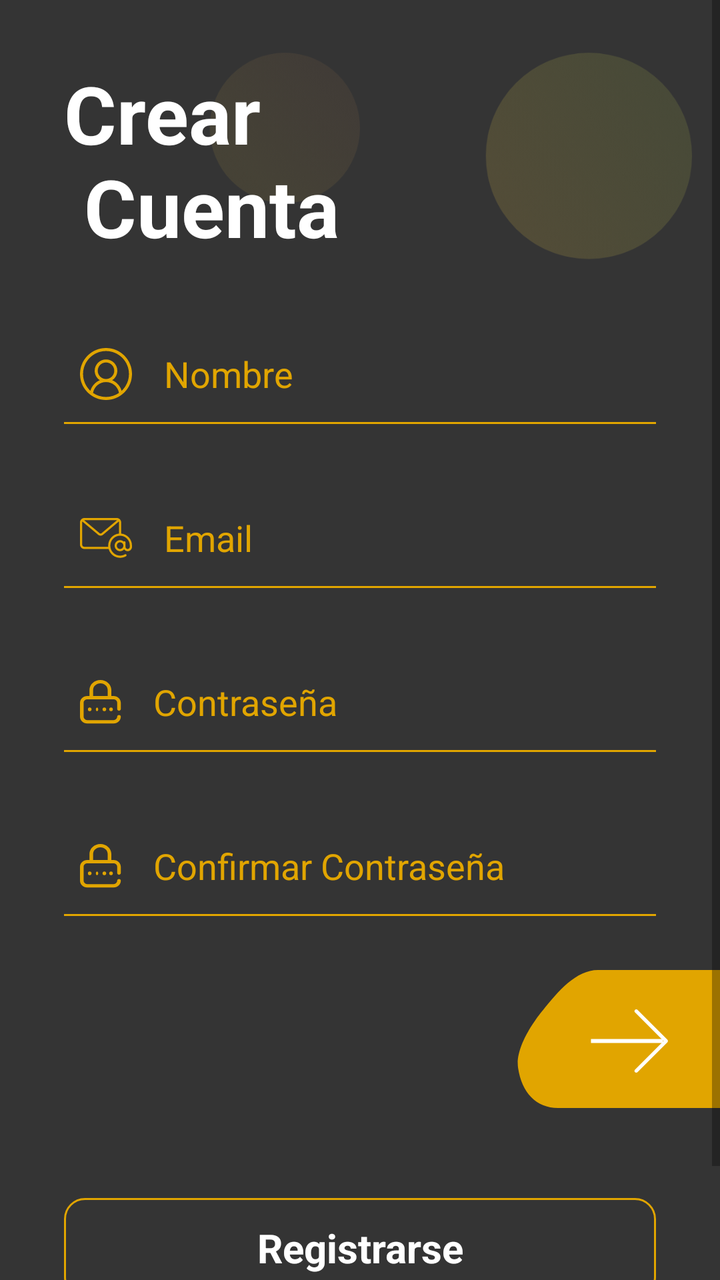
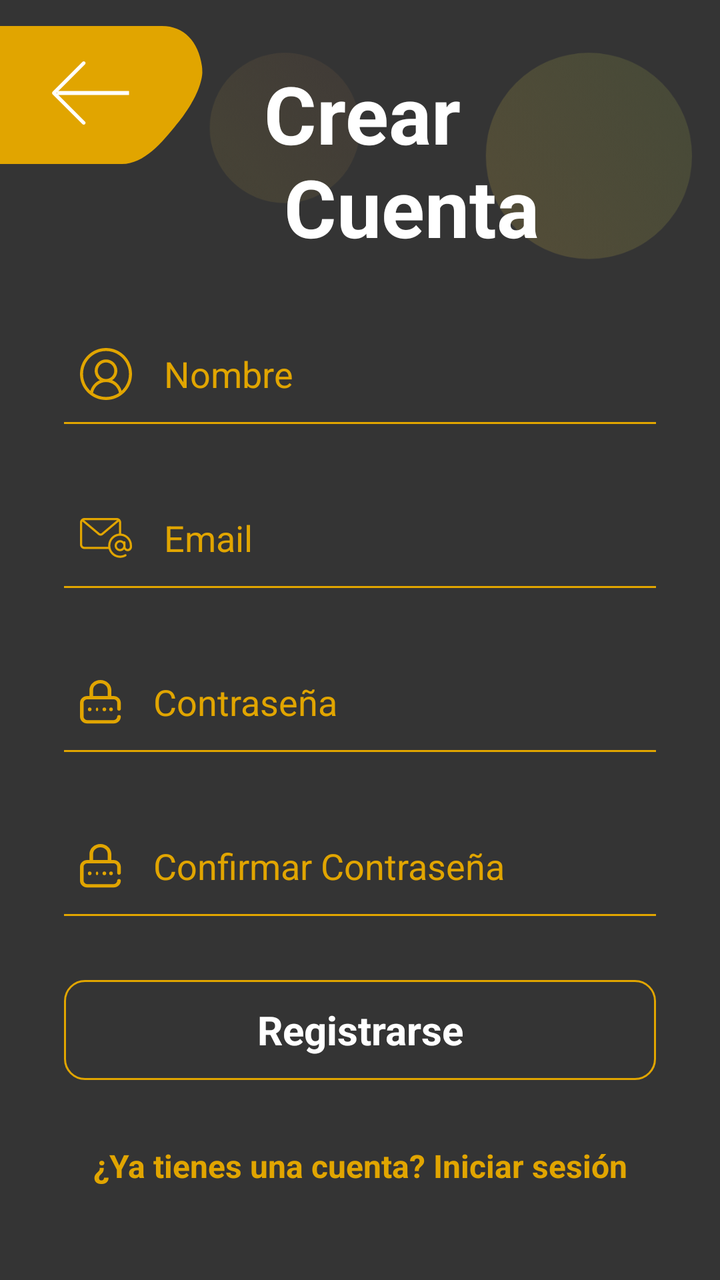

Compare the two renders of this Android layout. The source of the first and the diff that turns it into the second are given below.
<!-- AndroidManifest.xml: application theme Theme.CERVERICA -->
<!-- res/layout/activity_registro.xml -->
<?xml version="1.0" encoding="utf-8"?>
<androidx.constraintlayout.widget.ConstraintLayout xmlns:android="http://schemas.android.com/apk/res/android"
    xmlns:app="http://schemas.android.com/apk/res-auto"
    xmlns:tools="http://schemas.android.com/tools"
    android:layout_width="match_parent"
    android:layout_height="match_parent"
    android:background="#343434"
    android:orientation="vertical">

    <ImageView
        android:id="@+id/imageView2"
        android:layout_width="wrap_content"
        android:layout_height="wrap_content"
        android:layout_marginTop="-100dp"
        app:layout_constraintEnd_toEndOf="parent"
        app:layout_constraintStart_toStartOf="parent"
        app:layout_constraintTop_toTopOf="parent"
        app:srcCompat="@drawable/top_background" />

    <ScrollView
        android:layout_width="match_parent"
        android:layout_height="match_parent">

        <LinearLayout
            android:layout_width="match_parent"
            android:layout_height="wrap_content"
            android:orientation="vertical" >

            <TextView
                android:id="@+id/textView2"
                android:layout_width="match_parent"
                android:layout_height="wrap_content"
                android:layout_marginStart="32dp"
                android:layout_marginTop="30dp"
                android:layout_marginBottom="0dp"
                android:text="Crear \n Cuenta"
                android:textColor="#ffffff"
                android:textSize="40dp"
                android:textStyle="bold" />
            <EditText
                android:id="@+id/full_name"
                android:layout_width="match_parent"
                android:layout_height="50dp"
                android:hint="Nombre"
                android:padding="8dp"
                android:drawablePadding="16dp"
                android:textColorHint="#E1A500"
                android:ems="10"
                android:textColor="#ffffff"
                android:inputType="textPersonName"
                android:layout_marginTop="32dp"
                android:drawableStart="@drawable/name"
                android:layout_marginStart="32dp"
                android:layout_marginEnd="32dp"
                android:background="@drawable/edittext_background"
                />
            <EditText
                android:id="@+id/email"
                android:layout_width="match_parent"
                android:layout_height="50dp"
                android:hint="Email"
                android:padding="8dp"
                android:drawablePadding="16dp"
                android:textColor="#ffffff"
                android:textColorHint="#E1A500"
                android:ems="10"
                android:inputType="textPersonName"
                android:layout_marginTop="32dp"
                android:drawableStart="@drawable/email"
                android:layout_marginStart="32dp"
                android:layout_marginEnd="32dp"
                android:background="@drawable/edittext_background"
                />
            <EditText
                android:id="@+id/password"
                android:layout_width="match_parent"
                android:layout_height="50dp"
                android:hint="Contraseña"
                android:padding="8dp"
                android:drawablePadding="16dp"
                android:textColor="#ffffff"
                android:textColorHint="#E1A500"
                android:ems="10"
                android:inputType="textPassword"
                android:layout_marginTop="32dp"
                android:drawableStart="@drawable/password"
                android:layout_marginStart="32dp"
                android:layout_marginEnd="32dp"
                android:background="@drawable/edittext_background"
                />
            <EditText
                android:id="@+id/confirm_password"
                android:layout_width="match_parent"
                android:layout_height="50dp"
                android:hint="Confirmar Contraseña"
                android:padding="8dp"
                android:drawablePadding="16dp"
                android:textColorHint="#E1A500"
                android:textColor="#ffffff"
                android:ems="10"
                android:inputType="textPassword"
                android:layout_marginTop="32dp"
                android:drawableStart="@drawable/password"
                android:layout_marginStart="32dp"
                android:layout_marginEnd="32dp"
                android:background="@drawable/edittext_background"
                />

            <ImageView
                android:id="@+id/back_button"
                android:layout_width="wrap_content"
                android:layout_height="wrap_content"
                android:layout_gravity="end"
                android:layout_marginTop="16dp"
                app:srcCompat="@drawable/btn_login" />

            <androidx.appcompat.widget.AppCompatButton
                android:id="@+id/register_button"
                style="@android:style/Widget.Button"
                android:layout_width="match_parent"
                android:layout_height="50dp"
                android:background="@drawable/background_btn_2"
                android:text="Registrarse"
                android:textColor="#ffffff"
                android:textSize="20sp"
                android:textStyle="bold"
                android:layout_margin="32dp"/>

            <TextView
                android:id="@+id/login_button"
                android:layout_width="match_parent"
                android:layout_height="wrap_content"
                android:layout_marginTop="0dp"
                android:text="¿Ya tienes una cuenta? Iniciar sesión"
                android:textAlignment="center"
                android:textColor="#E1A500"
                android:textSize="16dp"
                android:textStyle="bold" />
        </LinearLayout>
    </ScrollView>
</androidx.constraintlayout.widget.ConstraintLayout>
<!-- resources referenced by this layout -->
<resources>
  <!-- drawable background_btn_2 (drawable) -->
  <?xml version="1.0" encoding="utf-8"?>
  <selector xmlns:android="http://schemas.android.com/apk/res/android">
      <item>
          <shape android:shape="rectangle">
              <corners android:radius="10dp"/>
              <stroke android:color="#E1A500" android:width="1dp"/>
          </shape>
      </item>
  </selector>
  <!-- drawable btn_login: png bitmap (drawable-hdpi, 2838 bytes) -->
  <!-- drawable edittext_background (drawable) -->
  <?xml version="1.0" encoding="utf-8"?>
  <layer-list xmlns:android="http://schemas.android.com/apk/res/android">
  <item android:top="-3dp" android:bottom="-1dp" android:right="-3dp" android:left="-3dp">
  <shape>
      <stroke android:width="2dp" android:color="#E1A500"/>
  </shape>
  </item>
  </layer-list>
  <!-- drawable email: png bitmap (drawable-hdpi, 1018 bytes) -->
  <!-- drawable name: png bitmap (drawable-hdpi, 1369 bytes) -->
  <!-- drawable password: png bitmap (drawable-hdpi, 703 bytes) -->
  <!-- drawable top_background: png bitmap (drawable-hdpi, 35226 bytes) -->
  <style name="Theme.CERVERICA" parent="Base.Theme.CERVERICA" />
  <style name="Base.Theme.CERVERICA" parent="Theme.MaterialComponents.DayNight.NoActionBar">
          
          
      </style>
</resources>

<!-- the commit's change to res/layout/activity_registro.xml (unified diff, before → after) -->
@@ -17,6 +17,16 @@
         app:layout_constraintTop_toTopOf="parent"
         app:srcCompat="@drawable/top_background" />
 
+    <ImageView
+        android:id="@+id/back_button"
+        android:layout_width="wrap_content"
+        android:layout_height="wrap_content"
+        android:rotation="180"
+        android:layout_gravity="end"
+        app:layout_constraintStart_toStartOf="parent"
+        app:layout_constraintTop_toTopOf="parent"
+        app:srcCompat="@drawable/btn_login" />
+
     <ScrollView
         android:layout_width="match_parent"
         android:layout_height="match_parent">
@@ -30,7 +40,7 @@
                 android:id="@+id/textView2"
                 android:layout_width="match_parent"
                 android:layout_height="wrap_content"
-                android:layout_marginStart="32dp"
+                android:layout_marginStart="132dp"
                 android:layout_marginTop="30dp"
                 android:layout_marginBottom="0dp"
                 android:text="Crear \n Cuenta"
@@ -50,6 +60,8 @@
                 android:inputType="textPersonName"
                 android:layout_marginTop="32dp"
                 android:drawableStart="@drawable/name"
+                android:singleLine="true"
+                android:maxLines="1"
                 android:layout_marginStart="32dp"
                 android:layout_marginEnd="32dp"
                 android:background="@drawable/edittext_background"
@@ -66,6 +78,8 @@
                 android:ems="10"
                 android:inputType="textPersonName"
                 android:layout_marginTop="32dp"
+                android:singleLine="true"
+                android:maxLines="1"
                 android:drawableStart="@drawable/email"
                 android:layout_marginStart="32dp"
                 android:layout_marginEnd="32dp"
@@ -83,6 +97,8 @@
                 android:ems="10"
                 android:inputType="textPassword"
                 android:layout_marginTop="32dp"
+                android:singleLine="true"
+                android:maxLines="1"
                 android:drawableStart="@drawable/password"
                 android:layout_marginStart="32dp"
                 android:layout_marginEnd="32dp"
@@ -100,26 +116,19 @@
                 android:ems="10"
                 android:inputType="textPassword"
                 android:layout_marginTop="32dp"
+                android:imeOptions="actionDone"
                 android:drawableStart="@drawable/password"
                 android:layout_marginStart="32dp"
                 android:layout_marginEnd="32dp"
                 android:background="@drawable/edittext_background"
                 />
 
-            <ImageView
-                android:id="@+id/back_button"
-                android:layout_width="wrap_content"
-                android:layout_height="wrap_content"
-                android:layout_gravity="end"
-                android:layout_marginTop="16dp"
-                app:srcCompat="@drawable/btn_login" />
-
             <androidx.appcompat.widget.AppCompatButton
                 android:id="@+id/register_button"
                 style="@android:style/Widget.Button"
                 android:layout_width="match_parent"
                 android:layout_height="50dp"
-                android:background="@drawable/background_btn_2"
+                android:background="@drawable/login_selector"
                 android:text="Registrarse"
                 android:textColor="#ffffff"
                 android:textSize="20sp"
<!-- resource entries referenced after the edit -->
@@ -21,10 +21,33 @@
   </item>
   </layer-list>
   <!-- drawable email: png bitmap (drawable-hdpi, 1018 bytes) -->
+  <!-- drawable login_selector (drawable) -->
+  <?xml version="1.0" encoding="utf-8"?>
+  <selector xmlns:android="http://schemas.android.com/apk/res/android">
+  
+      
+      <item android:state_pressed="true"
+          android:drawable="@drawable/background_btn_1">
+      </item>
+  
+      
+      <item android:drawable="@drawable/background_btn_2"/>
+  
+  </selector>
   <!-- drawable name: png bitmap (drawable-hdpi, 1369 bytes) -->
   <!-- drawable password: png bitmap (drawable-hdpi, 703 bytes) -->
   <!-- drawable top_background: png bitmap (drawable-hdpi, 35226 bytes) -->
   <style name="Theme.CERVERICA" parent="Base.Theme.CERVERICA" />
+  <!-- drawable background_btn_1 (drawable) -->
+  <?xml version="1.0" encoding="utf-8"?>
+  <selector xmlns:android="http://schemas.android.com/apk/res/android">
+  <item>
+      <shape android:shape="rectangle">
+          <corners android:radius="10dp"/>
+          <solid android:color="#E1A500"/>
+      </shape>
+  </item>
+  </selector>
   <style name="Base.Theme.CERVERICA" parent="Theme.MaterialComponents.DayNight.NoActionBar">
           
           
